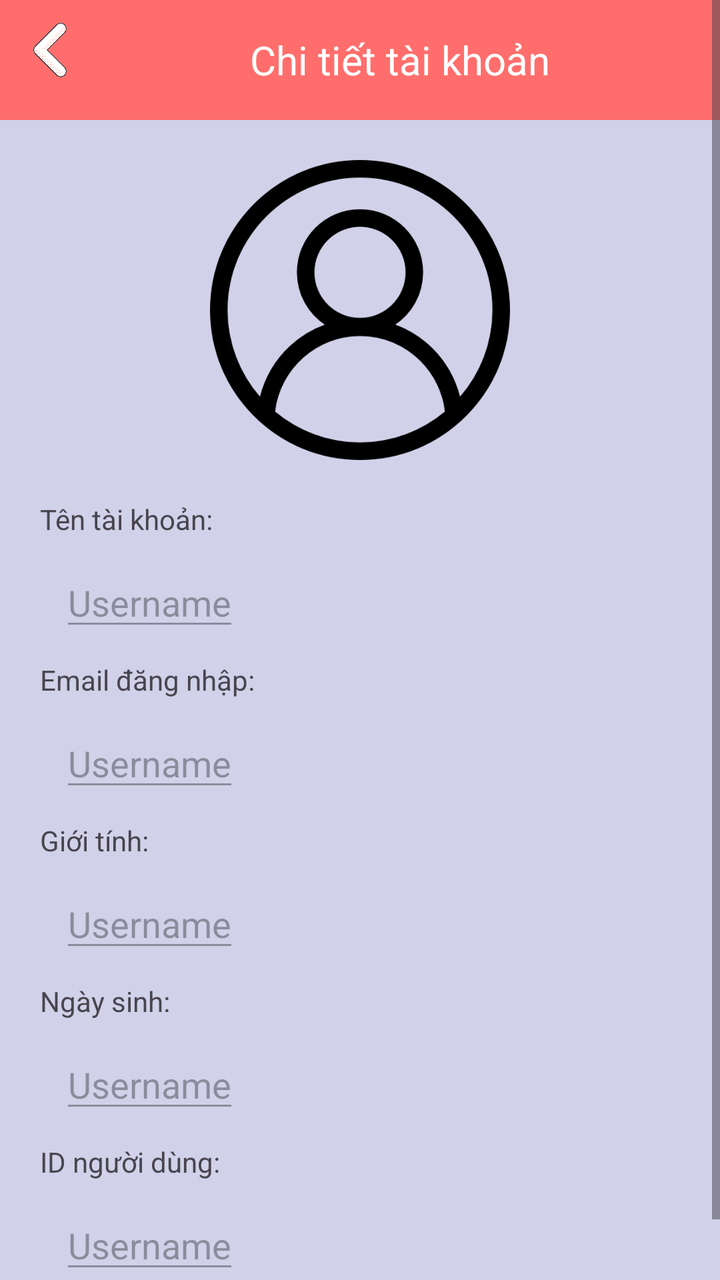
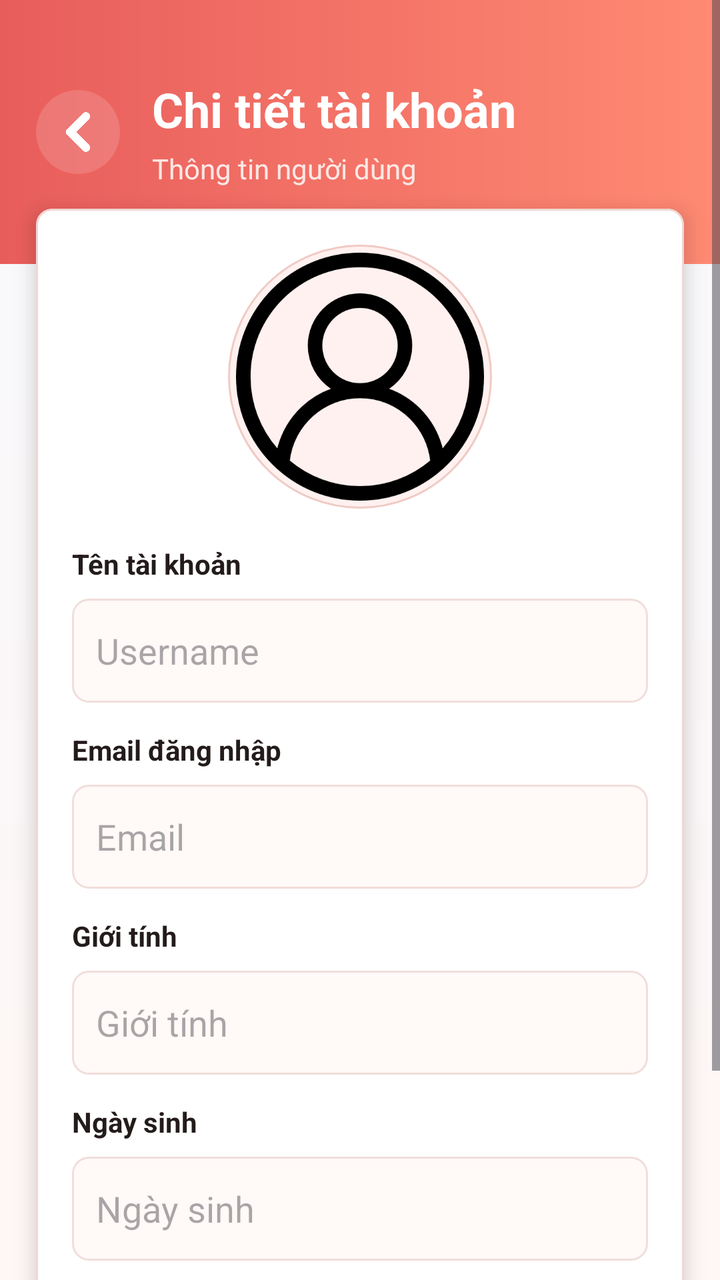

Two renders of the same Android screen: before a commit and after it. Below are the layout's source before the change and the commit's diff.
<!-- AndroidManifest.xml: application theme Theme.DanhGiaPhim -->
<!-- res/layout/activity_user_detail.xml -->
<ScrollView xmlns:android="http://schemas.android.com/apk/res/android"
    android:layout_width="match_parent"
    android:layout_height="match_parent"
    android:background="#d1d1e9">



    <LinearLayout
        android:orientation="vertical"
        android:layout_width="match_parent"
        android:layout_height="wrap_content">

        <LinearLayout
            android:layout_width="match_parent"
            android:layout_height="60dp"
            android:orientation="horizontal"
            android:background="#ff6e6c">

            <ImageView
                android:id="@+id/btnBackToUserListFromDetail"
                android:layout_width="30dp"
                android:layout_height="30dp"
                android:src="@drawable/ic_back"
                android:layout_gravity="center"
                android:layout_marginLeft="10dp"
                android:layout_marginBottom="5dp">
            </ImageView>
            <TextView
                android:layout_width="match_parent"
                android:layout_height="wrap_content"
                android:text="Chi tiết tài khoản"
                android:textSize="20dp"
                android:textColor="@color/white"
                android:layout_gravity="center"
                android:textAlignment="center">

            </TextView>

        </LinearLayout>

        <LinearLayout
            android:layout_width="match_parent"
            android:layout_height="wrap_content"
            android:orientation="vertical"
            android:padding="20dp">
            <ImageView
                android:id="@+id/imgAvatar"
                android:layout_width="150dp"
                android:layout_height="150dp"
                android:layout_gravity="center"
                android:scaleType="centerCrop"
                android:src="@drawable/ic_user"
                android:layout_marginBottom="20dp" />

            <TextView
                android:layout_width="wrap_content"
                android:layout_height="wrap_content"
                android:text="Tên tài khoản:">

            </TextView>
            <EditText
                android:id="@+id/dtUsername"
                android:layout_width="wrap_content"
                android:layout_height="wrap_content"
                android:text="Username"
                android:layout_margin="10dp"
                android:enabled="false">
            </EditText>
            <TextView
                android:layout_width="wrap_content"
                android:layout_height="wrap_content"
                android:text="Email đăng nhập:">
            </TextView>
            <EditText
                android:id="@+id/dtEmail"
                android:layout_width="wrap_content"
                android:layout_height="wrap_content"
                android:text="Username"
                android:layout_margin="10dp"
                android:enabled="false">
            </EditText>
            <TextView
                android:layout_width="wrap_content"
                android:layout_height="wrap_content"
                android:text="Giới tính:">

            </TextView>
            <EditText
                android:id="@+id/dtGender"
                android:layout_width="wrap_content"
                android:layout_height="wrap_content"
                android:text="Username"
                android:layout_margin="10dp"
                android:enabled="false">
            </EditText>
            <TextView
                android:layout_width="wrap_content"
                android:layout_height="wrap_content"
                android:text="Ngày sinh:">

            </TextView>
            <EditText
                android:id="@+id/dtDateOfBirth"
                android:layout_width="wrap_content"
                android:layout_height="wrap_content"
                android:text="Username"
                android:layout_margin="10dp"
                android:enabled="false">
            </EditText>
            <TextView
                android:layout_width="wrap_content"
                android:layout_height="wrap_content"
                android:text="ID người dùng:">

            </TextView>
            <EditText
                android:id="@+id/dtUserID"
                android:layout_width="wrap_content"
                android:layout_height="wrap_content"
                android:text="Username"
                android:layout_margin="10dp"
                android:enabled="false">
            </EditText>
        </LinearLayout>
    </LinearLayout>
</ScrollView>
<!-- resources referenced by this layout -->
<resources>
  <color name="white">#FFFFFFFF</color>
  <!-- drawable ic_back: png bitmap (drawable, 13936 bytes) -->
  <!-- drawable ic_user: png bitmap (drawable, 24852 bytes) -->
  <style name="Theme.DanhGiaPhim" parent="Base.Theme.DanhGiaPhim" />
  <style name="Base.Theme.DanhGiaPhim" parent="Theme.Material3.DayNight.NoActionBar">
          
          
      </style>
</resources>

<!-- the commit's change to res/layout/activity_user_detail.xml (unified diff, before → after) -->
@@ -1,126 +1,32 @@
+<?xml version="1.0" encoding="utf-8"?>
 <ScrollView xmlns:android="http://schemas.android.com/apk/res/android"
+    xmlns:app="http://schemas.android.com/apk/res-auto"
     android:layout_width="match_parent"
     android:layout_height="match_parent"
-    android:background="#d1d1e9">
+    android:background="@drawable/bg_actor_list_screen">
 
-
-
-    <LinearLayout
-        android:orientation="vertical"
-        android:layout_width="match_parent"
-        android:layout_height="wrap_content">
-
-        <LinearLayout
-            android:layout_width="match_parent"
-            android:layout_height="60dp"
-            android:orientation="horizontal"
-            android:background="#ff6e6c">
-
-            <ImageView
-                android:id="@+id/btnBackToUserListFromDetail"
-                android:layout_width="30dp"
-                android:layout_height="30dp"
-                android:src="@drawable/ic_back"
-                android:layout_gravity="center"
-                android:layout_marginLeft="10dp"
-                android:layout_marginBottom="5dp">
-            </ImageView>
-            <TextView
-                android:layout_width="match_parent"
-                android:layout_height="wrap_content"
-                android:text="Chi tiết tài khoản"
-                android:textSize="20dp"
-                android:textColor="@color/white"
-                android:layout_gravity="center"
-                android:textAlignment="center">
-
-            </TextView>
-
+    <LinearLayout android:layout_width="match_parent" android:layout_height="wrap_content" android:orientation="vertical">
+        <LinearLayout android:layout_width="match_parent" android:layout_height="132dp" android:background="@drawable/bg_actor_list_header" android:gravity="center_vertical" android:orientation="horizontal" android:paddingStart="18dp" android:paddingEnd="18dp">
+            <ImageView android:id="@+id/btnBackToUserListFromDetail" android:layout_width="42dp" android:layout_height="42dp" android:background="@drawable/bg_actor_toolbar_button" android:contentDescription="Quay lại" android:padding="10dp" android:src="@drawable/ic_back" app:tint="@color/white" />
+            <LinearLayout android:layout_width="0dp" android:layout_height="wrap_content" android:layout_marginStart="16dp" android:layout_weight="1" android:orientation="vertical">
+                <TextView android:layout_width="match_parent" android:layout_height="wrap_content" android:text="Chi tiết tài khoản" android:textColor="@color/white" android:textSize="24sp" android:textStyle="bold" />
+                <TextView android:layout_width="match_parent" android:layout_height="wrap_content" android:layout_marginTop="4dp" android:text="Thông tin người dùng" android:textColor="#FDE7E4" android:textSize="14sp" />
+            </LinearLayout>
         </LinearLayout>
-
-        <LinearLayout
-            android:layout_width="match_parent"
-            android:layout_height="wrap_content"
-            android:orientation="vertical"
-            android:padding="20dp">
-            <ImageView
-                android:id="@+id/imgAvatar"
-                android:layout_width="150dp"
-                android:layout_height="150dp"
-                android:layout_gravity="center"
-                android:scaleType="centerCrop"
-                android:src="@drawable/ic_user"
-                android:layout_marginBottom="20dp" />
-
-            <TextView
-                android:layout_width="wrap_content"
-                android:layout_height="wrap_content"
-                android:text="Tên tài khoản:">
-
-            </TextView>
-            <EditText
-                android:id="@+id/dtUsername"
-                android:layout_width="wrap_content"
-                android:layout_height="wrap_content"
-                android:text="Username"
-                android:layout_margin="10dp"
-                android:enabled="false">
-            </EditText>
-            <TextView
-                android:layout_width="wrap_content"
-                android:layout_height="wrap_content"
-                android:text="Email đăng nhập:">
-            </TextView>
-            <EditText
-                android:id="@+id/dtEmail"
-                android:layout_width="wrap_content"
-                android:layout_height="wrap_content"
-                android:text="Username"
-                android:layout_margin="10dp"
-                android:enabled="false">
-            </EditText>
-            <TextView
-                android:layout_width="wrap_content"
-                android:layout_height="wrap_content"
-                android:text="Giới tính:">
-
-            </TextView>
-            <EditText
-                android:id="@+id/dtGender"
-                android:layout_width="wrap_content"
-                android:layout_height="wrap_content"
-                android:text="Username"
-                android:layout_margin="10dp"
-                android:enabled="false">
-            </EditText>
-            <TextView
-                android:layout_width="wrap_content"
-                android:layout_height="wrap_content"
-                android:text="Ngày sinh:">
-
-            </TextView>
-            <EditText
-                android:id="@+id/dtDateOfBirth"
-                android:layout_width="wrap_content"
-                android:layout_height="wrap_content"
-                android:text="Username"
-                android:layout_margin="10dp"
-                android:enabled="false">
-            </EditText>
-            <TextView
-                android:layout_width="wrap_content"
-                android:layout_height="wrap_content"
-                android:text="ID người dùng:">
-
-            </TextView>
-            <EditText
-                android:id="@+id/dtUserID"
-                android:layout_width="wrap_content"
-                android:layout_height="wrap_content"
-                android:text="Username"
-                android:layout_margin="10dp"
-                android:enabled="false">
-            </EditText>
-        </LinearLayout>
+        <com.google.android.material.card.MaterialCardView android:layout_width="match_parent" android:layout_height="wrap_content" android:layout_marginStart="18dp" android:layout_marginTop="-28dp" android:layout_marginEnd="18dp" android:layout_marginBottom="24dp" app:cardBackgroundColor="@color/white" app:cardCornerRadius="8dp" app:cardElevation="6dp" app:strokeColor="#F1D6D2" app:strokeWidth="1dp">
+            <LinearLayout android:layout_width="match_parent" android:layout_height="wrap_content" android:orientation="vertical" android:padding="18dp">
+                <ImageView android:id="@+id/imgAvatar" android:layout_width="132dp" android:layout_height="132dp" android:layout_gravity="center" android:background="@drawable/bg_actor_avatar" android:padding="4dp" android:scaleType="centerCrop" android:src="@drawable/ic_user" />
+                <TextView android:layout_width="match_parent" android:layout_height="wrap_content" android:layout_marginTop="18dp" android:text="Tên tài khoản" android:textColor="@color/app_text" android:textStyle="bold" />
+                <EditText android:id="@+id/dtUsername" android:layout_width="match_parent" android:layout_height="52dp" android:layout_marginTop="8dp" android:background="@drawable/bg_app_info_field" android:enabled="false" android:text="Username" />
+                <TextView android:layout_width="match_parent" android:layout_height="wrap_content" android:layout_marginTop="14dp" android:text="Email đăng nhập" android:textColor="@color/app_text" android:textStyle="bold" />
+                <EditText android:id="@+id/dtEmail" android:layout_width="match_parent" android:layout_height="52dp" android:layout_marginTop="8dp" android:background="@drawable/bg_app_info_field" android:enabled="false" android:text="Email" />
+                <TextView android:layout_width="match_parent" android:layout_height="wrap_content" android:layout_marginTop="14dp" android:text="Giới tính" android:textColor="@color/app_text" android:textStyle="bold" />
+                <EditText android:id="@+id/dtGender" android:layout_width="match_parent" android:layout_height="52dp" android:layout_marginTop="8dp" android:background="@drawable/bg_app_info_field" android:enabled="false" android:text="Giới tính" />
+                <TextView android:layout_width="match_parent" android:layout_height="wrap_content" android:layout_marginTop="14dp" android:text="Ngày sinh" android:textColor="@color/app_text" android:textStyle="bold" />
+                <EditText android:id="@+id/dtDateOfBirth" android:layout_width="match_parent" android:layout_height="52dp" android:layout_marginTop="8dp" android:background="@drawable/bg_app_info_field" android:enabled="false" android:text="Ngày sinh" />
+                <TextView android:layout_width="match_parent" android:layout_height="wrap_content" android:layout_marginTop="14dp" android:text="ID người dùng" android:textColor="@color/app_text" android:textStyle="bold" />
+                <EditText android:id="@+id/dtUserID" android:layout_width="match_parent" android:layout_height="52dp" android:layout_marginTop="8dp" android:background="@drawable/bg_app_info_field" android:enabled="false" android:text="ID" />
+            </LinearLayout>
+        </com.google.android.material.card.MaterialCardView>
     </LinearLayout>
 </ScrollView>
<!-- resource entries referenced after the edit -->
@@ -1,6 +1,60 @@
 <!-- resources referenced by this layout -->
 <resources>
+  <color name="app_text">#241B1B</color>
   <color name="white">#FFFFFFFF</color>
+  <!-- drawable bg_actor_avatar (drawable) -->
+  <?xml version="1.0" encoding="utf-8"?>
+  <shape xmlns:android="http://schemas.android.com/apk/res/android"
+      android:shape="oval">
+      <solid android:color="#FFF1EF" />
+      <stroke
+          android:width="1dp"
+          android:color="#F0CAC5" />
+  </shape>
+  <!-- drawable bg_actor_list_header (drawable) -->
+  <?xml version="1.0" encoding="utf-8"?>
+  <shape xmlns:android="http://schemas.android.com/apk/res/android">
+      <gradient
+          android:angle="0"
+          android:endColor="#FF8A73"
+          android:startColor="#E85D5C" />
+  </shape>
+  <!-- drawable bg_actor_list_screen (drawable) -->
+  <?xml version="1.0" encoding="utf-8"?>
+  <shape xmlns:android="http://schemas.android.com/apk/res/android">
+      <gradient
+          android:angle="270"
+          android:endColor="#FFF7F5"
+          android:startColor="#F7F8FC" />
+  </shape>
+  <!-- drawable bg_actor_toolbar_button (drawable) -->
+  <?xml version="1.0" encoding="utf-8"?>
+  <selector xmlns:android="http://schemas.android.com/apk/res/android">
+      <item android:state_pressed="true">
+          <shape android:shape="oval">
+              <solid android:color="#40FFFFFF" />
+          </shape>
+      </item>
+      <item>
+          <shape android:shape="oval">
+              <solid android:color="#26FFFFFF" />
+          </shape>
+      </item>
+  </selector>
+  <!-- drawable bg_app_info_field (drawable) -->
+  <?xml version="1.0" encoding="utf-8"?>
+  <shape xmlns:android="http://schemas.android.com/apk/res/android">
+      <solid android:color="#FFF9F8" />
+      <stroke
+          android:width="1dp"
+          android:color="#F0DEDA" />
+      <corners android:radius="8dp" />
+      <padding
+          android:left="12dp"
+          android:top="10dp"
+          android:right="12dp"
+          android:bottom="10dp" />
+  </shape>
   <!-- drawable ic_back: png bitmap (drawable, 13936 bytes) -->
   <!-- drawable ic_user: png bitmap (drawable, 24852 bytes) -->
   <style name="Theme.DanhGiaPhim" parent="Base.Theme.DanhGiaPhim" />
